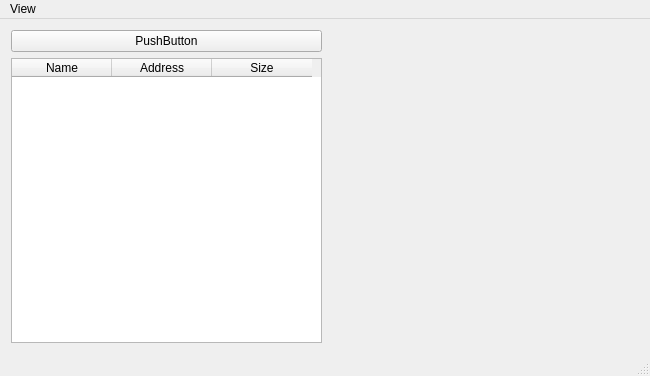
This is stplot-gui/stplotwindow.ui in Sanya-123/STplot as Qt 5 draws it before an edit. The edited form follows.
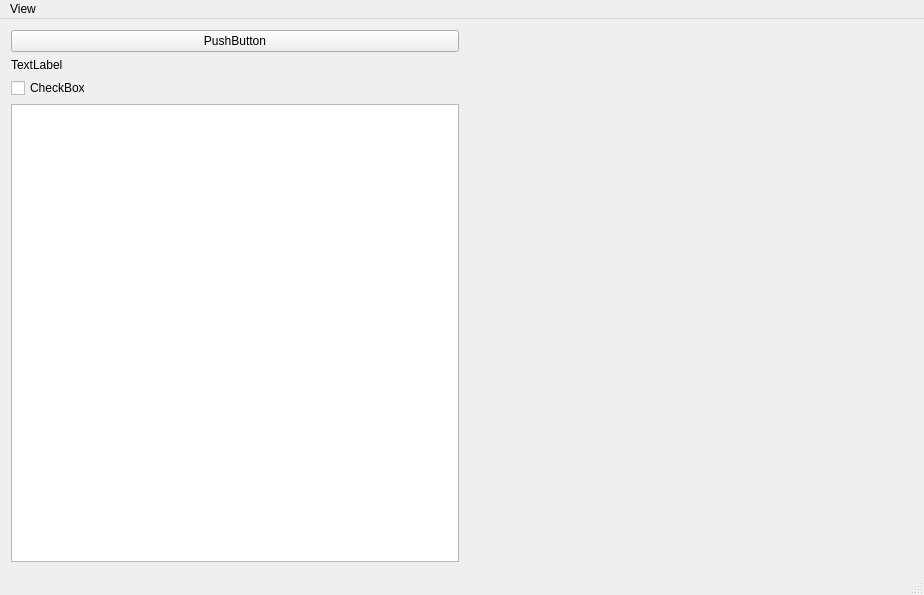
This is the edited form.

Commit message: tree display

```diff
--- a/stplot-gui/stplotwindow.ui
+++ b/stplot-gui/stplotwindow.ui
@@ -6,8 +6,8 @@
    <rect>
     <x>0</x>
     <y>0</y>
-    <width>650</width>
-    <height>376</height>
+    <width>924</width>
+    <height>595</height>
    </rect>
   </property>
   <property name="windowTitle">
@@ -25,22 +25,30 @@
        </widget>
       </item>
       <item>
-       <widget class="QTableWidget" name="symbolTable">
-        <column>
+       <widget class="QLabel" name="label">
          <property name="text">
-          <string>Name</string>
-         </property>
-        </column>
-        <column>
+         <string>TextLabel</string>
+        </property>
+       </widget>
+      </item>
+      <item>
+       <widget class="QCheckBox" name="checkBox">
          <property name="text">
-          <string>Address</string>
-         </property>
-        </column>
-        <column>
-         <property name="text">
-          <string>Size</string>
-         </property>
-        </column>
+         <string>CheckBox</string>
+        </property>
+       </widget>
+      </item>
+      <item>
+       <widget class="QTreeView" name="treeView">
+        <property name="enabled">
+         <bool>true</bool>
+        </property>
+        <property name="headerHidden">
+         <bool>false</bool>
+        </property>
+        <attribute name="headerVisible">
+         <bool>true</bool>
+        </attribute>
        </widget>
       </item>
      </layout>
@@ -62,7 +70,7 @@
     <rect>
      <x>0</x>
      <y>0</y>
-     <width>650</width>
+     <width>924</width>
      <height>23</height>
     </rect>
    </property>
```
Lines whose indentation alone changed are shown as unchanged. The commit also changes 8 other files.
